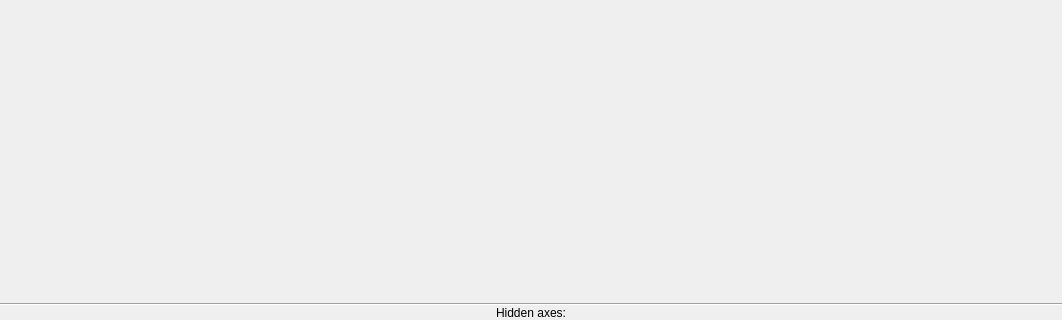
Before: the Qt Designer form src/widgets/axes/axesconfig.ui in invictuscockpits/HOTASConfigurator, drawn with Qt 5; both pictures show x 0 to 1062 and y 318 to 638 of the 1062 by 638 pixel window.
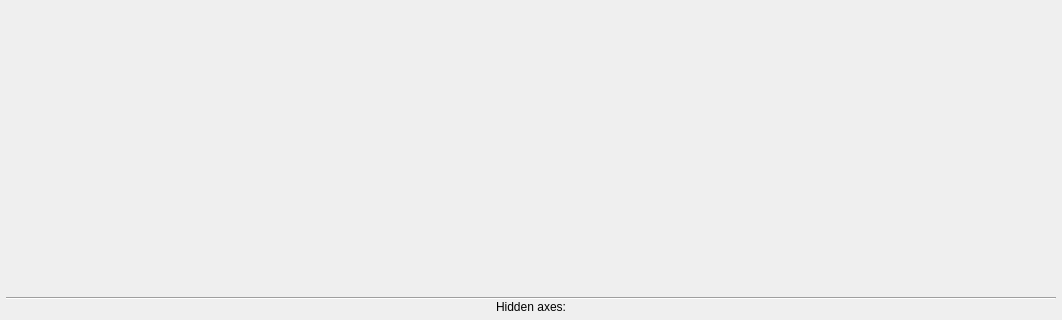
After: the same form once the commit is applied.

What changed in the file:
```diff
--- a/src/widgets/axes/axesconfig.ui
+++ b/src/widgets/axes/axesconfig.ui
@@ -18,16 +18,16 @@
     <number>0</number>
    </property>
    <property name="leftMargin">
-    <number>0</number>
+    <number>6</number>
    </property>
    <property name="topMargin">
-    <number>0</number>
+    <number>6</number>
    </property>
    <property name="rightMargin">
-    <number>0</number>
+    <number>6</number>
    </property>
    <property name="bottomMargin">
-    <number>0</number>
+    <number>6</number>
    </property>
    <item>
     <widget class="QScrollArea" name="scrollArea">
@@ -42,8 +42,8 @@
        <rect>
         <x>0</x>
         <y>0</y>
-        <width>1062</width>
-        <height>620</height>
+        <width>1050</width>
+        <height>615</height>
        </rect>
       </property>
       <layout class="QVBoxLayout" name="layoutV_Axes">
```
Left out of the diff: 6 changed lines with no effect on the pictures.
